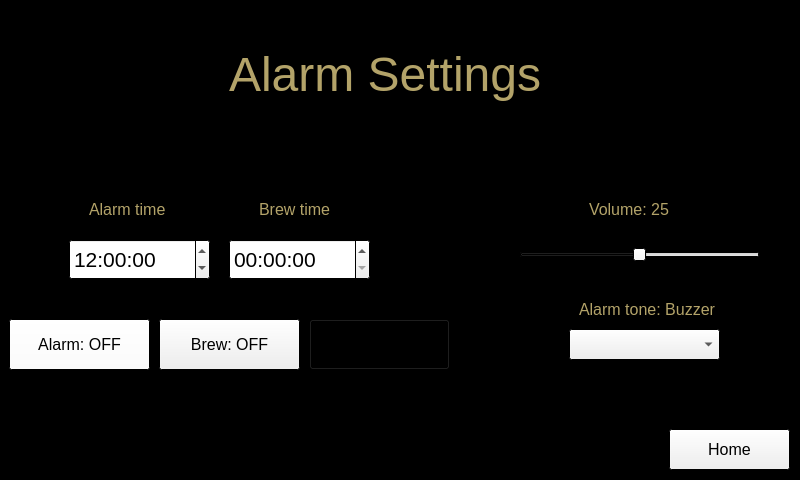
This is sitac/sitac_ui_gold_theme.ui in kzar84/SITAC as Qt 5 draws it before an edit. The edited form follows.
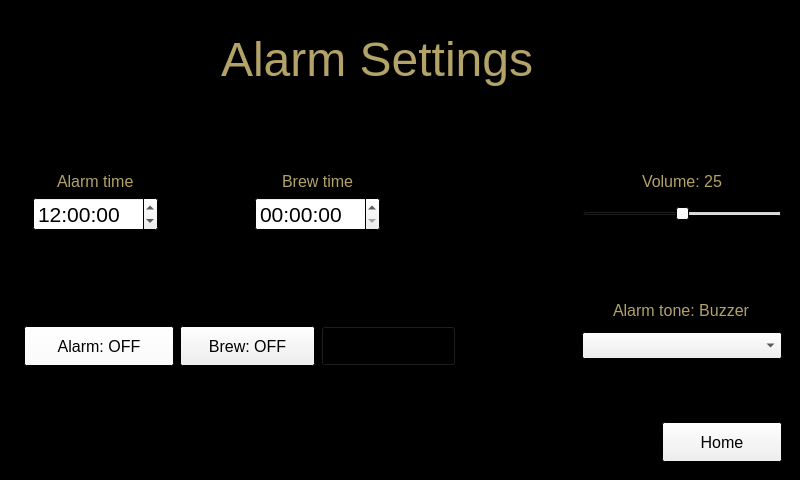
This is the edited form. The open tabs and pages were chosen to show the change.

Commit message: Added gui layouts and fullscreen mode without title bar

```diff
--- a/sitac/sitac_ui_gold_theme.ui
+++ b/sitac/sitac_ui_gold_theme.ui
@@ -83,8 +83,8 @@
    <string>MainWindow</string>
   </property>
   <widget class="QWidget" name="centralwidget">
-   <layout class="QVBoxLayout" name="verticalLayout">
-    <item>
+   <layout class="QGridLayout" name="gridLayout_2">
+    <item row="1" column="0">
      <widget class="QStackedWidget" name="pages">
       <property name="enabled">
        <bool>true</bool>
@@ -171,6 +171,9 @@
       <property name="layoutDirection">
        <enum>Qt::LeftToRight</enum>
       </property>
+      <property name="autoFillBackground">
+       <bool>true</bool>
+      </property>
       <property name="currentIndex">
        <number>0</number>
       </property>
@@ -363,15 +366,9 @@
        </widget>
       </widget>
       <widget class="QWidget" name="SettingsPage">
+       <layout class="QGridLayout" name="gridLayout_5">
+        <item row="0" column="2" colspan="5" alignment="Qt::AlignHCenter">
        <widget class="QLabel" name="settingsTitleLabel">
-        <property name="geometry">
-         <rect>
-          <x>220</x>
-          <y>30</y>
-          <width>321</width>
-          <height>71</height>
-         </rect>
-        </property>
         <property name="palette">
          <palette>
           <active>
@@ -499,27 +496,314 @@
          <string>Alarm Settings</string>
         </property>
        </widget>
+        </item>
+        <item row="1" column="0" colspan="2" alignment="Qt::AlignHCenter|Qt::AlignBottom">
+         <widget class="QLabel" name="alarmTimeLabel">
+          <property name="palette">
+           <palette>
+            <active>
+             <colorrole role="WindowText">
+              <brush brushstyle="SolidPattern">
+               <color alpha="255">
+                <red>179</red>
+                <green>163</green>
+                <blue>105</blue>
+               </color>
+              </brush>
+             </colorrole>
+            </active>
+            <inactive>
+             <colorrole role="WindowText">
+              <brush brushstyle="SolidPattern">
+               <color alpha="255">
+                <red>179</red>
+                <green>163</green>
+                <blue>105</blue>
+               </color>
+              </brush>
+             </colorrole>
+            </inactive>
+            <disabled>
+             <colorrole role="WindowText">
+              <brush brushstyle="SolidPattern">
+               <color alpha="255">
+                <red>120</red>
+                <green>120</green>
+                <blue>120</blue>
+               </color>
+              </brush>
+             </colorrole>
+            </disabled>
+           </palette>
+          </property>
+          <property name="text">
+           <string>Alarm time</string>
+          </property>
+         </widget>
+        </item>
+        <item row="1" column="2" colspan="2" alignment="Qt::AlignHCenter|Qt::AlignBottom">
+         <widget class="QLabel" name="label">
+          <property name="palette">
+           <palette>
+            <active>
+             <colorrole role="WindowText">
+              <brush brushstyle="SolidPattern">
+               <color alpha="255">
+                <red>179</red>
+                <green>163</green>
+                <blue>105</blue>
+               </color>
+              </brush>
+             </colorrole>
+            </active>
+            <inactive>
+             <colorrole role="WindowText">
+              <brush brushstyle="SolidPattern">
+               <color alpha="255">
+                <red>179</red>
+                <green>163</green>
+                <blue>105</blue>
+               </color>
+              </brush>
+             </colorrole>
+            </inactive>
+            <disabled>
+             <colorrole role="WindowText">
+              <brush brushstyle="SolidPattern">
+               <color alpha="255">
+                <red>120</red>
+                <green>120</green>
+                <blue>120</blue>
+               </color>
+              </brush>
+             </colorrole>
+            </disabled>
+           </palette>
+          </property>
+          <property name="text">
+           <string>Brew time</string>
+          </property>
+         </widget>
+        </item>
+        <item row="3" column="5">
+         <spacer name="horizontalSpacer_5">
+          <property name="orientation">
+           <enum>Qt::Horizontal</enum>
+          </property>
+          <property name="sizeHint" stdset="0">
+           <size>
+            <width>40</width>
+            <height>20</height>
+           </size>
+          </property>
+         </spacer>
+        </item>
+        <item row="3" column="7">
+         <widget class="QSlider" name="volumeSlider">
+          <property name="minimumSize">
+           <size>
+            <width>200</width>
+            <height>0</height>
+           </size>
+          </property>
+          <property name="palette">
+           <palette>
+            <active>
+             <colorrole role="Highlight">
+              <brush brushstyle="SolidPattern">
+               <color alpha="255">
+                <red>0</red>
+                <green>0</green>
+                <blue>0</blue>
+               </color>
+              </brush>
+             </colorrole>
+             <colorrole role="Link">
+              <brush brushstyle="SolidPattern">
+               <color alpha="255">
+                <red>0</red>
+                <green>0</green>
+                <blue>0</blue>
+               </color>
+              </brush>
+             </colorrole>
+            </active>
+            <inactive>
+             <colorrole role="Highlight">
+              <brush brushstyle="SolidPattern">
+               <color alpha="255">
+                <red>0</red>
+                <green>0</green>
+                <blue>0</blue>
+               </color>
+              </brush>
+             </colorrole>
+             <colorrole role="Link">
+              <brush brushstyle="SolidPattern">
+               <color alpha="255">
+                <red>0</red>
+                <green>0</green>
+                <blue>0</blue>
+               </color>
+              </brush>
+             </colorrole>
+            </inactive>
+            <disabled>
+             <colorrole role="Highlight">
+              <brush brushstyle="SolidPattern">
+               <color alpha="255">
+                <red>51</red>
+                <green>153</green>
+                <blue>255</blue>
+               </color>
+              </brush>
+             </colorrole>
+             <colorrole role="Link">
+              <brush brushstyle="SolidPattern">
+               <color alpha="255">
+                <red>0</red>
+                <green>0</green>
+                <blue>0</blue>
+               </color>
+              </brush>
+             </colorrole>
+            </disabled>
+           </palette>
+          </property>
+          <property name="maximum">
+           <number>50</number>
+          </property>
+          <property name="sliderPosition">
+           <number>25</number>
+          </property>
+          <property name="orientation">
+           <enum>Qt::Horizontal</enum>
+          </property>
+         </widget>
+        </item>
+        <item row="3" column="0" colspan="2" alignment="Qt::AlignHCenter">
+         <widget class="QTimeEdit" name="alarmTimeInput">
+          <property name="sizePolicy">
+           <sizepolicy hsizetype="Preferred" vsizetype="Preferred">
+            <horstretch>0</horstretch>
+            <verstretch>0</verstretch>
+           </sizepolicy>
+          </property>
+          <property name="minimumSize">
+           <size>
+            <width>125</width>
+            <height>0</height>
+           </size>
+          </property>
+          <property name="font">
+           <font>
+            <pointsize>16</pointsize>
+           </font>
+          </property>
+          <property name="time">
+           <time>
+            <hour>12</hour>
+            <minute>0</minute>
+            <second>0</second>
+           </time>
+          </property>
+         </widget>
+        </item>
+        <item row="3" column="2" colspan="2" alignment="Qt::AlignHCenter">
+         <widget class="QTimeEdit" name="delayTimeInput">
+          <property name="sizePolicy">
+           <sizepolicy hsizetype="Preferred" vsizetype="Preferred">
+            <horstretch>0</horstretch>
+            <verstretch>0</verstretch>
+           </sizepolicy>
+          </property>
+          <property name="minimumSize">
+           <size>
+            <width>125</width>
+            <height>0</height>
+           </size>
+          </property>
+          <property name="font">
+           <font>
+            <pointsize>16</pointsize>
+           </font>
+          </property>
+         </widget>
+        </item>
+        <item row="8" column="7" alignment="Qt::AlignRight">
        <widget class="QPushButton" name="homeButton">
-        <property name="geometry">
-         <rect>
-          <x>660</x>
-          <y>420</y>
-          <width>121</width>
-          <height>41</height>
-         </rect>
+          <property name="minimumSize">
+           <size>
+            <width>120</width>
+            <height>40</height>
+           </size>
         </property>
         <property name="text">
          <string>Home</string>
         </property>
        </widget>
+        </item>
+        <item row="6" column="7">
+         <widget class="QComboBox" name="tonesList">
+          <property name="sizePolicy">
+           <sizepolicy hsizetype="Preferred" vsizetype="Fixed">
+            <horstretch>0</horstretch>
+            <verstretch>0</verstretch>
+           </sizepolicy>
+          </property>
+         </widget>
+        </item>
+        <item row="4" column="7" alignment="Qt::AlignHCenter|Qt::AlignBottom">
+         <widget class="QLabel" name="toneLabel">
+          <property name="palette">
+           <palette>
+            <active>
+             <colorrole role="WindowText">
+              <brush brushstyle="SolidPattern">
+               <color alpha="255">
+                <red>179</red>
+                <green>163</green>
+                <blue>105</blue>
+               </color>
+              </brush>
+             </colorrole>
+            </active>
+            <inactive>
+             <colorrole role="WindowText">
+              <brush brushstyle="SolidPattern">
+               <color alpha="255">
+                <red>179</red>
+                <green>163</green>
+                <blue>105</blue>
+               </color>
+              </brush>
+             </colorrole>
+            </inactive>
+            <disabled>
+             <colorrole role="WindowText">
+              <brush brushstyle="SolidPattern">
+               <color alpha="255">
+                <red>120</red>
+                <green>120</green>
+                <blue>120</blue>
+               </color>
+              </brush>
+             </colorrole>
+            </disabled>
+           </palette>
+          </property>
+          <property name="text">
+           <string>Alarm tone: Buzzer</string>
+          </property>
+         </widget>
+        </item>
+        <item row="6" column="1" alignment="Qt::AlignHCenter">
        <widget class="QPushButton" name="setAlarmButton">
-        <property name="geometry">
-         <rect>
-          <x>0</x>
-          <y>310</y>
-          <width>141</width>
-          <height>51</height>
-         </rect>
+          <property name="minimumSize">
+           <size>
+            <width>150</width>
+            <height>40</height>
+           </size>
         </property>
         <property name="palette">
          <palette>
@@ -562,27 +846,87 @@
          <string>Alarm: OFF</string>
         </property>
        </widget>
+        </item>
+        <item row="7" column="7">
+         <spacer name="verticalSpacer_7">
+          <property name="orientation">
+           <enum>Qt::Vertical</enum>
+          </property>
+          <property name="sizeType">
+           <enum>QSizePolicy::Preferred</enum>
+          </property>
+          <property name="sizeHint" stdset="0">
+           <size>
+            <width>20</width>
+            <height>50</height>
+           </size>
+          </property>
+         </spacer>
+        </item>
+        <item row="1" column="7" alignment="Qt::AlignHCenter|Qt::AlignBottom">
+         <widget class="QLabel" name="volumeLabel">
+          <property name="palette">
+           <palette>
+            <active>
+             <colorrole role="WindowText">
+              <brush brushstyle="SolidPattern">
+               <color alpha="255">
+                <red>179</red>
+                <green>163</green>
+                <blue>105</blue>
+               </color>
+              </brush>
+             </colorrole>
+            </active>
+            <inactive>
+             <colorrole role="WindowText">
+              <brush brushstyle="SolidPattern">
+               <color alpha="255">
+                <red>179</red>
+                <green>163</green>
+                <blue>105</blue>
+               </color>
+              </brush>
+             </colorrole>
+            </inactive>
+            <disabled>
+             <colorrole role="WindowText">
+              <brush brushstyle="SolidPattern">
+               <color alpha="255">
+                <red>120</red>
+                <green>120</green>
+                <blue>120</blue>
+               </color>
+              </brush>
+             </colorrole>
+            </disabled>
+           </palette>
+          </property>
+          <property name="text">
+           <string>Volume: 25</string>
+          </property>
+         </widget>
+        </item>
+        <item row="6" column="2" alignment="Qt::AlignHCenter">
        <widget class="QPushButton" name="brewButton">
-        <property name="geometry">
-         <rect>
-          <x>150</x>
-          <y>310</y>
-          <width>141</width>
-          <height>51</height>
-         </rect>
+          <property name="minimumSize">
+           <size>
+            <width>135</width>
+            <height>40</height>
+           </size>
         </property>
         <property name="text">
          <string>Brew: OFF</string>
         </property>
        </widget>
+        </item>
+        <item row="6" column="3" alignment="Qt::AlignHCenter">
        <widget class="QPushButton" name="lightsButton">
-        <property name="geometry">
-         <rect>
-          <x>300</x>
-          <y>310</y>
-          <width>141</width>
-          <height>51</height>
-         </rect>
+          <property name="minimumSize">
+           <size>
+            <width>135</width>
+            <height>40</height>
+           </size>
         </property>
         <property name="palette">
          <palette>
@@ -633,336 +977,8 @@
          <string>Lights: OFF</string>
         </property>
        </widget>
-       <widget class="QTimeEdit" name="alarmTimeInput">
-        <property name="geometry">
-         <rect>
-          <x>60</x>
-          <y>230</y>
-          <width>141</width>
-          <height>41</height>
-         </rect>
-        </property>
-        <property name="font">
-         <font>
-          <pointsize>16</pointsize>
-         </font>
-        </property>
-        <property name="time">
-         <time>
-          <hour>12</hour>
-          <minute>0</minute>
-          <second>0</second>
-         </time>
-        </property>
-       </widget>
-       <widget class="QSlider" name="volumeSlider">
-        <property name="geometry">
-         <rect>
-          <x>510</x>
-          <y>230</y>
-          <width>241</width>
-          <height>31</height>
-         </rect>
-        </property>
-        <property name="palette">
-         <palette>
-          <active>
-           <colorrole role="Highlight">
-            <brush brushstyle="SolidPattern">
-             <color alpha="255">
-              <red>0</red>
-              <green>0</green>
-              <blue>0</blue>
-             </color>
-            </brush>
-           </colorrole>
-           <colorrole role="Link">
-            <brush brushstyle="SolidPattern">
-             <color alpha="255">
-              <red>0</red>
-              <green>0</green>
-              <blue>0</blue>
-             </color>
-            </brush>
-           </colorrole>
-          </active>
-          <inactive>
-           <colorrole role="Highlight">
-            <brush brushstyle="SolidPattern">
-             <color alpha="255">
-              <red>0</red>
-              <green>0</green>
-              <blue>0</blue>
-             </color>
-            </brush>
-           </colorrole>
-           <colorrole role="Link">
-            <brush brushstyle="SolidPattern">
-             <color alpha="255">
-              <red>0</red>
-              <green>0</green>
-              <blue>0</blue>
-             </color>
-            </brush>
-           </colorrole>
-          </inactive>
-          <disabled>
-           <colorrole role="Highlight">
-            <brush brushstyle="SolidPattern">
-             <color alpha="255">
-              <red>51</red>
-              <green>153</green>
-              <blue>255</blue>
-             </color>
-            </brush>
-           </colorrole>
-           <colorrole role="Link">
-            <brush brushstyle="SolidPattern">
-             <color alpha="255">
-              <red>0</red>
-              <green>0</green>
-              <blue>0</blue>
-             </color>
-            </brush>
-           </colorrole>
-          </disabled>
-         </palette>
-        </property>
-        <property name="maximum">
-         <number>50</number>
-        </property>
-        <property name="sliderPosition">
-         <number>25</number>
-        </property>
-        <property name="orientation">
-         <enum>Qt::Horizontal</enum>
-        </property>
-       </widget>
-       <widget class="QLabel" name="volumeLabel">
-        <property name="geometry">
-         <rect>
-          <x>580</x>
-          <y>190</y>
-          <width>91</width>
-          <height>20</height>
-         </rect>
-        </property>
-        <property name="palette">
-         <palette>
-          <active>
-           <colorrole role="WindowText">
-            <brush brushstyle="SolidPattern">
-             <color alpha="255">
-              <red>179</red>
-              <green>163</green>
-              <blue>105</blue>
-             </color>
-            </brush>
-           </colorrole>
-          </active>
-          <inactive>
-           <colorrole role="WindowText">
-            <brush brushstyle="SolidPattern">
-             <color alpha="255">
-              <red>179</red>
-              <green>163</green>
-              <blue>105</blue>
-             </color>
-            </brush>
-           </colorrole>
-          </inactive>
-          <disabled>
-           <colorrole role="WindowText">
-            <brush brushstyle="SolidPattern">
-             <color alpha="255">
-              <red>120</red>
-              <green>120</green>
-              <blue>120</blue>
-             </color>
-            </brush>
-           </colorrole>
-          </disabled>
-         </palette>
-        </property>
-        <property name="text">
-         <string>Volume: 25</string>
-        </property>
-       </widget>
-       <widget class="QLabel" name="toneLabel">
-        <property name="geometry">
-         <rect>
-          <x>570</x>
-          <y>290</y>
-          <width>151</width>
-          <height>20</height>
-         </rect>
-        </property>
-        <property name="palette">
-         <palette>
-          <active>
-           <colorrole role="WindowText">
-            <brush brushstyle="SolidPattern">
-             <color alpha="255">
-              <red>179</red>
-              <green>163</green>
-              <blue>105</blue>
-             </color>
-            </brush>
-           </colorrole>
-          </active>
-          <inactive>
-           <colorrole role="WindowText">
-            <brush brushstyle="SolidPattern">
-             <color alpha="255">
-              <red>179</red>
-              <green>163</green>
-              <blue>105</blue>
-             </color>
-            </brush>
-           </colorrole>
-          </inactive>
-          <disabled>
-           <colorrole role="WindowText">
-            <brush brushstyle="SolidPattern">
-             <color alpha="255">
-              <red>120</red>
-              <green>120</green>
-              <blue>120</blue>
-             </color>
-            </brush>
-           </colorrole>
-          </disabled>
-         </palette>
-        </property>
-        <property name="text">
-         <string>Alarm tone: Buzzer</string>
-        </property>
-       </widget>
-       <widget class="QComboBox" name="tonesList">
-        <property name="geometry">
-         <rect>
-          <x>560</x>
-          <y>320</y>
-          <width>151</width>
-          <height>31</height>
-         </rect>
-        </property>
-       </widget>
-       <widget class="QTimeEdit" name="delayTimeInput">
-        <property name="geometry">
-         <rect>
-          <x>220</x>
-          <y>230</y>
-          <width>141</width>
-          <height>41</height>
-         </rect>
-        </property>
-        <property name="font">
-         <font>
-          <pointsize>16</pointsize>
-         </font>
-        </property>
-       </widget>
-       <widget class="QLabel" name="alarmTimeLabel">
-        <property name="geometry">
-         <rect>
-          <x>80</x>
-          <y>190</y>
-          <width>81</width>
-          <height>20</height>
-         </rect>
-        </property>
-        <property name="palette">
-         <palette>
-          <active>
-           <colorrole role="WindowText">
-            <brush brushstyle="SolidPattern">
-             <color alpha="255">
-              <red>179</red>
-              <green>163</green>
-              <blue>105</blue>
-             </color>
-            </brush>
-           </colorrole>
-          </active>
-          <inactive>
-           <colorrole role="WindowText">
-            <brush brushstyle="SolidPattern">
-             <color alpha="255">
-              <red>179</red>
-              <green>163</green>
-              <blue>105</blue>
-             </color>
-            </brush>
-           </colorrole>
-          </inactive>
-          <disabled>
-           <colorrole role="WindowText">
-            <brush brushstyle="SolidPattern">
-             <color alpha="255">
-              <red>120</red>
-              <green>120</green>
-              <blue>120</blue>
-             </color>
-            </brush>
-           </colorrole>
-          </disabled>
-         </palette>
-        </property>
-        <property name="text">
-         <string>Alarm time</string>
-        </property>
-       </widget>
-       <widget class="QLabel" name="label">
-        <property name="geometry">
-         <rect>
-          <x>250</x>
-          <y>190</y>
-          <width>81</width>
-          <height>20</height>
-         </rect>
-        </property>
-        <property name="palette">
-         <palette>
-          <active>
-           <colorrole role="WindowText">
-            <brush brushstyle="SolidPattern">
-             <color alpha="255">
-              <red>179</red>
-              <green>163</green>
-              <blue>105</blue>
-             </color>
-            </brush>
-           </colorrole>
-          </active>
-          <inactive>
-           <colorrole role="WindowText">
-            <brush brushstyle="SolidPattern">
-             <color alpha="255">
-              <red>179</red>
-              <green>163</green>
-              <blue>105</blue>
-             </color>
-            </brush>
-           </colorrole>
-          </inactive>
-          <disabled>
-           <colorrole role="WindowText">
-            <brush brushstyle="SolidPattern">
-             <color alpha="255">
-              <red>120</red>
-              <green>120</green>
-              <blue>120</blue>
-             </color>
-            </brush>
-           </colorrole>
-          </disabled>
-         </palette>
-        </property>
-        <property name="text">
-         <string>Brew time</string>
-        </property>
-       </widget>
+        </item>
+       </layout>
       </widget>
       <widget class="QWidget" name="AlarmPage">
        <widget class="QLabel" name="wakeUpLabel">
```
Left out of the diff: 448 changed lines with no effect on the pictures. Lines whose indentation alone changed are shown as unchanged. The commit also changes 3 other files.
